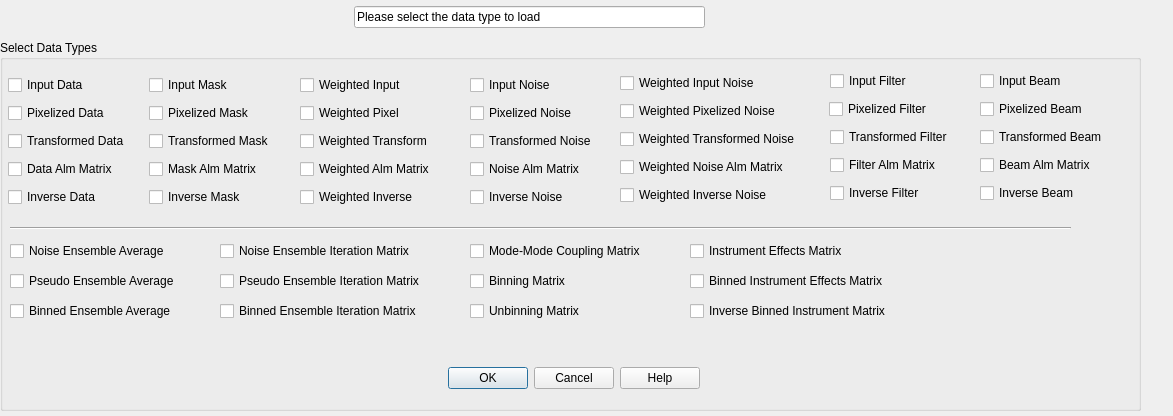
Qt form src/UIs/Qt-analyzer/dataselectdlg.ui (wayman0/CAPS-Analyzer) before a commit.
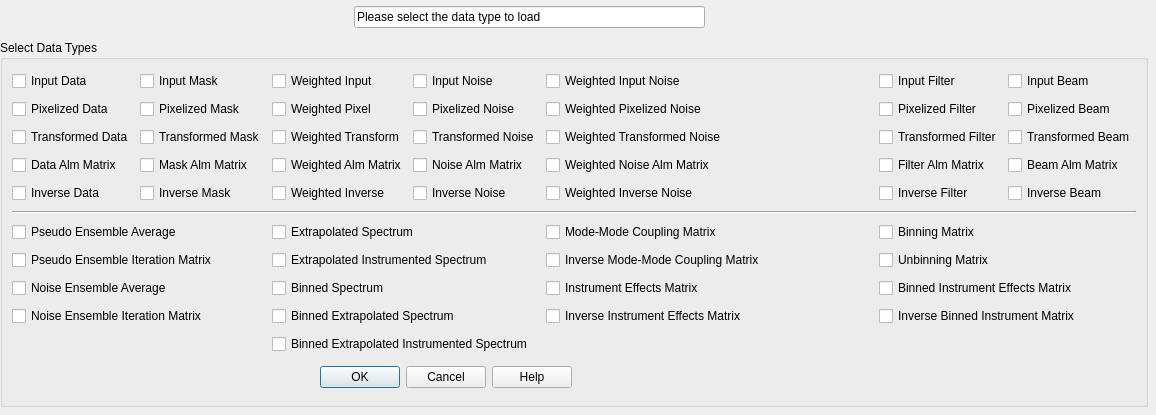
The same form after that commit.

```diff
--- a/src/UIs/Qt-analyzer/dataselectdlg.ui
+++ b/src/UIs/Qt-analyzer/dataselectdlg.ui
@@ -6,8 +6,8 @@
    <rect>
     <x>0</x>
     <y>0</y>
-    <width>1173</width>
-    <height>416</height>
+    <width>1156</width>
+    <height>415</height>
    </rect>
   </property>
   <property name="minimumSize">
@@ -24,8 +24,8 @@
     <rect>
      <x>0</x>
      <y>40</y>
-     <width>1141</width>
-     <height>371</height>
+     <width>1148</width>
+     <height>367</height>
     </rect>
    </property>
    <property name="minimumSize">
@@ -37,431 +37,372 @@
    <property name="title">
     <string>Select Data Types</string>
    </property>
+   <layout class="QGridLayout" name="gridLayout">
+    <item row="0" column="0">
    <widget class="QCheckBox" name="inputDataCB">
-    <property name="geometry">
-     <rect>
-      <x>8</x>
-      <y>34</y>
-      <width>92</width>
-      <height>22</height>
-     </rect>
-    </property>
     <property name="text">
      <string>Input Data</string>
     </property>
    </widget>
+    </item>
+    <item row="0" column="1">
    <widget class="QCheckBox" name="inputWeightCB">
-    <property name="geometry">
-     <rect>
-      <x>149</x>
-      <y>34</y>
-      <width>96</width>
-      <height>22</height>
-     </rect>
-    </property>
     <property name="text">
      <string>Input Mask</string>
     </property>
    </widget>
+    </item>
+    <item row="0" column="2">
    <widget class="QCheckBox" name="WeightedInputCB">
-    <property name="geometry">
-     <rect>
-      <x>300</x>
-      <y>34</y>
-      <width>122</width>
-      <height>22</height>
-     </rect>
-    </property>
     <property name="text">
      <string>Weighted Input</string>
     </property>
    </widget>
+    </item>
+    <item row="0" column="3">
    <widget class="QCheckBox" name="inputNoiseCB">
-    <property name="geometry">
-     <rect>
-      <x>470</x>
-      <y>34</y>
-      <width>98</width>
-      <height>22</height>
-     </rect>
-    </property>
     <property name="text">
      <string>Input Noise</string>
     </property>
    </widget>
-   <widget class="QCheckBox" name="pixelNoiseCB">
-    <property name="geometry">
-     <rect>
-      <x>470</x>
-      <y>62</y>
-      <width>117</width>
-      <height>22</height>
-     </rect>
-    </property>
+    </item>
+    <item row="0" column="4">
+     <widget class="QCheckBox" name="inputWeightedNoiseCB">
     <property name="text">
-     <string>Pixelized Noise</string>
-    </property>
-   </widget>
-   <widget class="QCheckBox" name="transNoiseCB">
-    <property name="geometry">
-     <rect>
-      <x>470</x>
-      <y>90</y>
-      <width>141</width>
-      <height>22</height>
-     </rect>
-    </property>
+       <string>Weighted Input Noise</string>
+      </property>
+     </widget>
+    </item>
+    <item row="0" column="6">
+     <widget class="QCheckBox" name="inputFilterCB">
     <property name="text">
-     <string>Transformed Noise</string>
-    </property>
-   </widget>
-   <widget class="QCheckBox" name="noiseAlmCB">
-    <property name="geometry">
-     <rect>
-      <x>470</x>
-      <y>118</y>
-      <width>130</width>
-      <height>22</height>
-     </rect>
-    </property>
+       <string>Input Filter</string>
+      </property>
+     </widget>
+    </item>
+    <item row="0" column="7">
+     <widget class="QCheckBox" name="inputBeamCB">
     <property name="text">
-     <string>Noise Alm Matrix</string>
-    </property>
-   </widget>
-   <widget class="QCheckBox" name="invNoiseCB">
-    <property name="geometry">
-     <rect>
-      <x>470</x>
-      <y>146</y>
-      <width>109</width>
-      <height>22</height>
-     </rect>
-    </property>
-    <property name="text">
-     <string>Inverse Noise</string>
-    </property>
-   </widget>
+       <string>Input Beam</string>
+      </property>
+     </widget>
+    </item>
+    <item row="1" column="0">
    <widget class="QCheckBox" name="pixelDataCB">
-    <property name="geometry">
-     <rect>
-      <x>8</x>
-      <y>62</y>
-      <width>111</width>
-      <height>22</height>
-     </rect>
-    </property>
     <property name="text">
      <string>Pixelized Data</string>
     </property>
    </widget>
-   <widget class="QCheckBox" name="transDataCB">
-    <property name="geometry">
-     <rect>
-      <x>8</x>
-      <y>90</y>
-      <width>135</width>
-      <height>22</height>
-     </rect>
-    </property>
-    <property name="text">
-     <string>Transformed Data</string>
-    </property>
-   </widget>
-   <widget class="QCheckBox" name="dataAlmCB">
-    <property name="geometry">
-     <rect>
-      <x>8</x>
-      <y>118</y>
-      <width>124</width>
-      <height>22</height>
-     </rect>
-    </property>
-    <property name="text">
-     <string>Data Alm Matrix</string>
-    </property>
-   </widget>
-   <widget class="QCheckBox" name="invDataCB">
-    <property name="geometry">
-     <rect>
-      <x>8</x>
-      <y>146</y>
-      <width>103</width>
-      <height>22</height>
-     </rect>
-    </property>
-    <property name="text">
-     <string>Inverse Data</string>
-    </property>
-   </widget>
+    </item>
+    <item row="1" column="1">
    <widget class="QCheckBox" name="pixelWeightsCB">
-    <property name="geometry">
-     <rect>
-      <x>149</x>
-      <y>62</y>
-      <width>115</width>
-      <height>22</height>
-     </rect>
-    </property>
     <property name="text">
      <string>Pixelized Mask</string>
     </property>
    </widget>
-   <widget class="QCheckBox" name="transWeightCB">
-    <property name="geometry">
-     <rect>
-      <x>149</x>
-      <y>90</y>
-      <width>139</width>
-      <height>22</height>
-     </rect>
-    </property>
-    <property name="text">
-     <string>Transformed Mask</string>
-    </property>
-   </widget>
-   <widget class="QCheckBox" name="weightAlmCB">
-    <property name="geometry">
-     <rect>
-      <x>149</x>
-      <y>118</y>
-      <width>128</width>
-      <height>22</height>
-     </rect>
-    </property>
-    <property name="text">
-     <string>Mask Alm Matrix</string>
-    </property>
-   </widget>
-   <widget class="QCheckBox" name="invWeightsCB">
-    <property name="geometry">
-     <rect>
-      <x>149</x>
-      <y>146</y>
-      <width>107</width>
-      <height>22</height>
-     </rect>
-    </property>
-    <property name="text">
-     <string>Inverse Mask</string>
-    </property>
-   </widget>
+    </item>
+    <item row="1" column="2">
    <widget class="QCheckBox" name="WeightedPixelCB">
-    <property name="geometry">
-     <rect>
-      <x>300</x>
-      <y>62</y>
-      <width>117</width>
-      <height>22</height>
-     </rect>
-    </property>
     <property name="text">
      <string>Weighted Pixel</string>
     </property>
    </widget>
+    </item>
+    <item row="1" column="3">
+     <widget class="QCheckBox" name="pixelNoiseCB">
+      <property name="text">
+       <string>Pixelized Noise</string>
+      </property>
+     </widget>
+    </item>
+    <item row="1" column="4">
+     <widget class="QCheckBox" name="pixelWeightedNoiseCB">
+      <property name="text">
+       <string>Weighted Pixelized Noise</string>
+      </property>
+     </widget>
+    </item>
+    <item row="1" column="7">
+     <widget class="QCheckBox" name="pixelBeamCB">
+      <property name="text">
+       <string>Pixelized Beam</string>
+      </property>
+     </widget>
+    </item>
+    <item row="2" column="0">
+     <widget class="QCheckBox" name="transDataCB">
+      <property name="text">
+       <string>Transformed Data</string>
+      </property>
+     </widget>
+    </item>
+    <item row="2" column="1">
+     <widget class="QCheckBox" name="transWeightCB">
+      <property name="text">
+       <string>Transformed Mask</string>
+      </property>
+     </widget>
+    </item>
+    <item row="2" column="2">
    <widget class="QCheckBox" name="WeightedTransformCB">
-    <property name="geometry">
-     <rect>
-      <x>300</x>
-      <y>90</y>
-      <width>150</width>
-      <height>22</height>
-     </rect>
-    </property>
     <property name="text">
      <string>Weighted Transform</string>
     </property>
    </widget>
+    </item>
+    <item row="2" column="3">
+     <widget class="QCheckBox" name="transNoiseCB">
+      <property name="text">
+       <string>Transformed Noise</string>
+      </property>
+     </widget>
+    </item>
+    <item row="2" column="4">
+     <widget class="QCheckBox" name="transWeightedNoiseCB">
+      <property name="text">
+       <string>Weighted Transformed Noise</string>
+      </property>
+     </widget>
+    </item>
+    <item row="2" column="6">
+     <widget class="QCheckBox" name="transFilterCB">
+      <property name="text">
+       <string>Transformed Filter</string>
+      </property>
+     </widget>
+    </item>
+    <item row="2" column="7">
+     <widget class="QCheckBox" name="transBeamCB">
+      <property name="text">
+       <string>Transformed Beam</string>
+      </property>
+     </widget>
+    </item>
+    <item row="3" column="0">
+     <widget class="QCheckBox" name="dataAlmCB">
+      <property name="text">
+       <string>Data Alm Matrix</string>
+      </property>
+     </widget>
+    </item>
+    <item row="3" column="1">
+     <widget class="QCheckBox" name="weightAlmCB">
+      <property name="text">
+       <string>Mask Alm Matrix</string>
+      </property>
+     </widget>
+    </item>
+    <item row="3" column="2">
    <widget class="QCheckBox" name="weightedAlmCB">
-    <property name="geometry">
-     <rect>
-      <x>300</x>
-      <y>118</y>
-      <width>154</width>
-      <height>22</height>
-     </rect>
-    </property>
     <property name="text">
      <string>Weighted Alm Matrix</string>
     </property>
    </widget>
+    </item>
+    <item row="3" column="3">
+     <widget class="QCheckBox" name="noiseAlmCB">
+      <property name="text">
+       <string>Noise Alm Matrix</string>
+      </property>
+     </widget>
+    </item>
+    <item row="3" column="4">
+     <widget class="QCheckBox" name="noiseWeightedAlmCB">
+      <property name="text">
+       <string>Weighted Noise Alm Matrix</string>
+      </property>
+     </widget>
+    </item>
+    <item row="3" column="6">
+     <widget class="QCheckBox" name="filterAlmCB">
+      <property name="text">
+       <string>Filter Alm Matrix</string>
+      </property>
+     </widget>
+    </item>
+    <item row="3" column="7">
+     <widget class="QCheckBox" name="beamAlmCB">
+      <property name="text">
+       <string>Beam Alm Matrix</string>
+      </property>
+     </widget>
+    </item>
+    <item row="4" column="0">
+     <widget class="QCheckBox" name="invDataCB">
+      <property name="text">
+       <string>Inverse Data</string>
+      </property>
+     </widget>
+    </item>
+    <item row="4" column="1">
+     <widget class="QCheckBox" name="invWeightsCB">
+      <property name="text">
+       <string>Inverse Mask</string>
+      </property>
+     </widget>
+    </item>
+    <item row="4" column="2">
    <widget class="QCheckBox" name="WeightedInverseCB">
-    <property name="geometry">
-     <rect>
-      <x>300</x>
-      <y>146</y>
-      <width>133</width>
-      <height>22</height>
-     </rect>
-    </property>
     <property name="text">
      <string>Weighted Inverse</string>
     </property>
    </widget>
+    </item>
+    <item row="4" column="3">
+     <widget class="QCheckBox" name="invNoiseCB">
+      <property name="text">
+       <string>Inverse Noise</string>
+      </property>
+     </widget>
+    </item>
+    <item row="4" column="4">
+     <widget class="QCheckBox" name="invWeightedNoiseCB">
+      <property name="text">
+       <string>Weighted Inverse Noise</string>
+      </property>
+     </widget>
+    </item>
+    <item row="4" column="6">
+     <widget class="QCheckBox" name="invFilterCB">
+      <property name="text">
+       <string>Inverse Filter</string>
+      </property>
+     </widget>
+    </item>
+    <item row="4" column="7">
+     <widget class="QCheckBox" name="invBeamCB">
+      <property name="text">
+       <string>Inverse Beam</string>
+      </property>
+     </widget>
+    </item>
+    <item row="5" column="0" colspan="8">
    <widget class="Line" name="line">
-    <property name="geometry">
-     <rect>
-      <x>10</x>
-      <y>180</y>
-      <width>1061</width>
-      <height>16</height>
-     </rect>
-    </property>
     <property name="orientation">
      <enum>Qt::Horizontal</enum>
     </property>
    </widget>
-   <widget class="QCheckBox" name="EnsIterNoiseCB">
-    <property name="geometry">
-     <rect>
-      <x>220</x>
-      <y>200</y>
-      <width>231</width>
-      <height>22</height>
-     </rect>
-    </property>
-    <property name="text">
-     <string>Noise Ensemble Iteration Matrix</string>
-    </property>
-   </widget>
-   <widget class="QCheckBox" name="EnsIterSpectrumCB">
-    <property name="geometry">
-     <rect>
-      <x>220</x>
-      <y>230</y>
-      <width>231</width>
-      <height>22</height>
-     </rect>
-    </property>
-    <property name="text">
-     <string>Pseudo Ensemble Iteration Matrix</string>
-    </property>
-   </widget>
-   <widget class="QCheckBox" name="EnsIterBinnedSpectrumCB">
-    <property name="geometry">
-     <rect>
-      <x>220</x>
-      <y>260</y>
-      <width>231</width>
-      <height>22</height>
-     </rect>
-    </property>
-    <property name="text">
-     <string>Binned Ensemble Iteration Matrix</string>
-    </property>
-   </widget>
+    </item>
+    <item row="6" column="0" colspan="2">
    <widget class="QCheckBox" name="EnsAvgSpectrumCB">
-    <property name="geometry">
-     <rect>
-      <x>10</x>
-      <y>230</y>
-      <width>191</width>
-      <height>22</height>
-     </rect>
-    </property>
     <property name="text">
      <string>Pseudo Ensemble Average</string>
     </property>
    </widget>
-   <widget class="QCheckBox" name="EnsAvgNoiseCB">
-    <property name="geometry">
-     <rect>
-      <x>10</x>
-      <y>200</y>
-      <width>191</width>
-      <height>22</height>
-     </rect>
-    </property>
+    </item>
+    <item row="6" column="2" colspan="2">
+     <widget class="QCheckBox" name="extrapolatedSpectrumCB">
     <property name="text">
-     <string>Noise Ensemble Average</string>
-    </property>
-   </widget>
-   <widget class="QCheckBox" name="EnsAvgBinnedSpectrumCB">
-    <property name="geometry">
-     <rect>
-      <x>10</x>
-      <y>260</y>
-      <width>191</width>
-      <height>22</height>
-     </rect>
-    </property>
-    <property name="text">
-     <string>Binned Ensemble Average</string>
-    </property>
-   </widget>
+       <string>Extrapolated Spectrum</string>
+      </property>
+     </widget>
+    </item>
+    <item row="6" column="4">
    <widget class="QCheckBox" name="modeMatrixCB">
-    <property name="geometry">
-     <rect>
-      <x>470</x>
-      <y>200</y>
-      <width>201</width>
-      <height>22</height>
-     </rect>
-    </property>
     <property name="text">
      <string>Mode-Mode Coupling Matrix</string>
     </property>
    </widget>
+    </item>
+    <item row="6" column="6">
    <widget class="QCheckBox" name="binningMatrixCB">
-    <property name="geometry">
-     <rect>
-      <x>470</x>
-      <y>230</y>
-      <width>116</width>
-      <height>22</height>
-     </rect>
-    </property>
     <property name="text">
      <string>Binning Matrix</string>
     </property>
    </widget>
+    </item>
+    <item row="7" column="0" colspan="2">
+     <widget class="QCheckBox" name="EnsIterSpectrumCB">
+      <property name="text">
+       <string>Pseudo Ensemble Iteration Matrix</string>
+      </property>
+     </widget>
+    </item>
+    <item row="7" column="2" colspan="2">
+     <widget class="QCheckBox" name="extrapolatedInstrumentSpectrumCB">
+      <property name="text">
+       <string>Extrapolated Instrumented Spectrum</string>
+      </property>
+     </widget>
+    </item>
+    <item row="7" column="4" colspan="2">
+     <widget class="QCheckBox" name="inverseModeMatrixCB">
+      <property name="text">
+       <string>Inverse Mode-Mode Coupling Matrix</string>
+      </property>
+     </widget>
+    </item>
+    <item row="7" column="6">
    <widget class="QCheckBox" name="unbinningMatrixCB">
-    <property name="geometry">
-     <rect>
-      <x>470</x>
-      <y>260</y>
-      <width>141</width>
-      <height>22</height>
-     </rect>
-    </property>
     <property name="text">
      <string>Unbinning Matrix</string>
     </property>
    </widget>
+    </item>
+    <item row="8" column="0" colspan="2">
+     <widget class="QCheckBox" name="EnsAvgNoiseCB">
+      <property name="text">
+       <string>Noise Ensemble Average</string>
+      </property>
+     </widget>
+    </item>
+    <item row="8" column="2" colspan="2">
+     <widget class="QCheckBox" name="binnedSpectrumCB">
+      <property name="text">
+       <string>Binned Spectrum</string>
+      </property>
+     </widget>
+    </item>
+    <item row="8" column="4">
    <widget class="QCheckBox" name="instrumentEffectsMatrixCB">
-    <property name="geometry">
-     <rect>
-      <x>690</x>
-      <y>200</y>
-      <width>191</width>
-      <height>22</height>
-     </rect>
-    </property>
     <property name="text">
      <string>Instrument Effects Matrix</string>
     </property>
    </widget>
+    </item>
+    <item row="8" column="6" colspan="2">
    <widget class="QCheckBox" name="binnedInstrumentEffectsMatrixCB">
-    <property name="geometry">
-     <rect>
-      <x>690</x>
-      <y>230</y>
-      <width>231</width>
-      <height>22</height>
-     </rect>
-    </property>
     <property name="text">
      <string>Binned Instrument Effects Matrix</string>
     </property>
    </widget>
-   <widget class="QWidget" name="layoutWidget">
-    <property name="geometry">
-     <rect>
-      <x>400</x>
-      <y>320</y>
-      <width>408</width>
-      <height>36</height>
-     </rect>
-    </property>
+    </item>
+    <item row="9" column="0" colspan="2">
+     <widget class="QCheckBox" name="EnsIterNoiseCB">
+      <property name="text">
+       <string>Noise Ensemble Iteration Matrix</string>
+      </property>
+     </widget>
+    </item>
+    <item row="9" column="2" colspan="2">
+     <widget class="QCheckBox" name="binnedExtrapolatedSpectrumCB">
+      <property name="text">
+       <string>Binned Extrapolated Spectrum</string>
+      </property>
+     </widget>
+    </item>
+    <item row="9" column="4">
+     <widget class="QCheckBox" name="inverseInstrumentEffectsMatrixCB">
+      <property name="text">
+       <string>Inverse Instrument Effects Matrix</string>
+      </property>
+     </widget>
+    </item>
+    <item row="9" column="6" colspan="2">
+     <widget class="QCheckBox" name="inverseBinnedInstrumentMatrixCB">
+      <property name="text">
+       <string>Inverse Binned Instrument Matrix</string>
+      </property>
+     </widget>
+    </item>
+    <item row="10" column="2" colspan="2">
+     <widget class="QCheckBox" name="binnedExtrapolatedInstrumentSpectrumCB">
+      <property name="text">
+       <string>Binned Extrapolated Instrumented Spectrum</string>
+      </property>
+     </widget>
+    </item>
+    <item row="11" column="2" colspan="3">
     <layout class="QHBoxLayout" name="buttonLayout">
      <item>
       <widget class="QDialogButtonBox" name="buttonBox">
@@ -496,215 +437,15 @@
       </spacer>
      </item>
     </layout>
-   </widget>
-   <widget class="QCheckBox" name="inverseBinnedInstrumentMatrixCB">
-    <property name="geometry">
-     <rect>
-      <x>690</x>
-      <y>260</y>
-      <width>248</width>
-      <height>22</height>
-     </rect>
-    </property>
-    <property name="text">
-     <string>Inverse Binned Instrument Matrix</string>
-    </property>
-   </widget>
-   <widget class="QCheckBox" name="transFilterCB">
-    <property name="geometry">
-     <rect>
-      <x>830</x>
-      <y>86</y>
-      <width>138</width>
-      <height>22</height>
-     </rect>
-    </property>
-    <property name="text">
-     <string>Transformed Filter</string>
-    </property>
-   </widget>
-   <widget class="QCheckBox" name="beamAlmCB">
-    <property name="geometry">
-     <rect>
-      <x>980</x>
-      <y>114</y>
-      <width>130</width>
-      <height>22</height>
-     </rect>
-    </property>
-    <property name="text">
-     <string>Beam Alm Matrix</string>
-    </property>
-   </widget>
-   <widget class="QCheckBox" name="filterAlmCB">
-    <property name="geometry">
-     <rect>
-      <x>830</x>
-      <y>114</y>
-      <width>126</width>
-      <height>22</height>
-     </rect>
-    </property>
-    <property name="text">
-     <string>Filter Alm Matrix</string>
-    </property>
-   </widget>
-   <widget class="QCheckBox" name="inputBeamCB">
-    <property name="geometry">
-     <rect>
-      <x>980</x>
-      <y>30</y>
-      <width>98</width>
-      <height>22</height>
-     </rect>
-    </property>
-    <property name="text">
-     <string>Input Beam</string>
-    </property>
-   </widget>
-   <widget class="QCheckBox" name="invFilterCB">
-    <property name="geometry">
-     <rect>
-      <x>830</x>
-      <y>142</y>
-      <width>106</width>
-      <height>22</height>
-     </rect>
-    </property>
-    <property name="text">
-     <string>Inverse Filter</string>
-    </property>
-   </widget>
+    </item>
+    <item row="1" column="6">
    <widget class="QCheckBox" name="pixelFilterCB">
-    <property name="geometry">
-     <rect>
-      <x>829</x>
-      <y>58</y>
-      <width>114</width>
-      <height>22</height>
-     </rect>
-    </property>
     <property name="text">
      <string>Pixelized Filter</string>
     </property>
    </widget>
-   <widget class="QCheckBox" name="pixelBeamCB">
-    <property name="geometry">
-     <rect>
-      <x>980</x>
-      <y>58</y>
-      <width>117</width>
-      <height>22</height>
-     </rect>
-    </property>
-    <property name="text">
-     <string>Pixelized Beam</string>
-    </property>
-   </widget>
-   <widget class="QCheckBox" name="invBeamCB">
-    <property name="geometry">
-     <rect>
-      <x>980</x>
-      <y>142</y>
-      <width>109</width>
-      <height>22</height>
-     </rect>
-    </property>
-    <property name="text">
-     <string>Inverse Beam</string>
-    </property>
-   </widget>
-   <widget class="QCheckBox" name="transBeamCB">
-    <property name="geometry">
-     <rect>
-      <x>980</x>
-      <y>86</y>
-      <width>141</width>
-      <height>22</height>
-     </rect>
-    </property>
-    <property name="text">
-     <string>Transformed Beam</string>
-    </property>
-   </widget>
-   <widget class="QCheckBox" name="inputFilterCB">
-    <property name="geometry">
-     <rect>
-      <x>830</x>
-      <y>30</y>
-      <width>95</width>
-      <height>22</height>
-     </rect>
-    </property>
-    <property name="text">
-     <string>Input Filter</string>
-    </property>
-   </widget>
-   <widget class="QCheckBox" name="invWeightedNoiseCB">
-    <property name="geometry">
-     <rect>
-      <x>620</x>
-      <y>144</y>
-      <width>181</width>
-      <height>22</height>
-     </rect>
-    </property>
-    <property name="text">
-     <string>Weighted Inverse Noise</string>
-    </property>
-   </widget>
-   <widget class="QCheckBox" name="noiseWeightedAlmCB">
-    <property name="geometry">
-     <rect>
-      <x>620</x>
-      <y>116</y>
-      <width>201</width>
-      <height>22</height>
-     </rect>
-    </property>
-    <property name="text">
-     <string>Weighted Noise Alm Matrix</string>
-    </property>
-   </widget>
-   <widget class="QCheckBox" name="transWeightedNoiseCB">
-    <property name="geometry">
-     <rect>
-      <x>620</x>
-      <y>88</y>
-      <width>201</width>
-      <height>22</height>
-     </rect>
-    </property>
-    <property name="text">
-     <string>Weighted Transformed Noise</string>
-    </property>
-   </widget>
-   <widget class="QCheckBox" name="inputWeightedNoiseCB">
-    <property name="geometry">
-     <rect>
-      <x>620</x>
-      <y>32</y>
-      <width>171</width>
-      <height>22</height>
-     </rect>
-    </property>
-    <property name="text">
-     <string>Weighted Input Noise</string>
-    </property>
-   </widget>
-   <widget class="QCheckBox" name="pixelWeightedNoiseCB">
-    <property name="geometry">
-     <rect>
-      <x>620</x>
-      <y>60</y>
-      <width>181</width>
-      <height>22</height>
-     </rect>
-    </property>
-    <property name="text">
-     <string>Weighted Pixelized Noise</string>
-    </property>
-   </widget>
+    </item>
+   </layout>
   </widget>
   <widget class="QWidget" name="layoutWidget">
    <property name="geometry">
```
Lines whose indentation alone changed are shown as unchanged.
